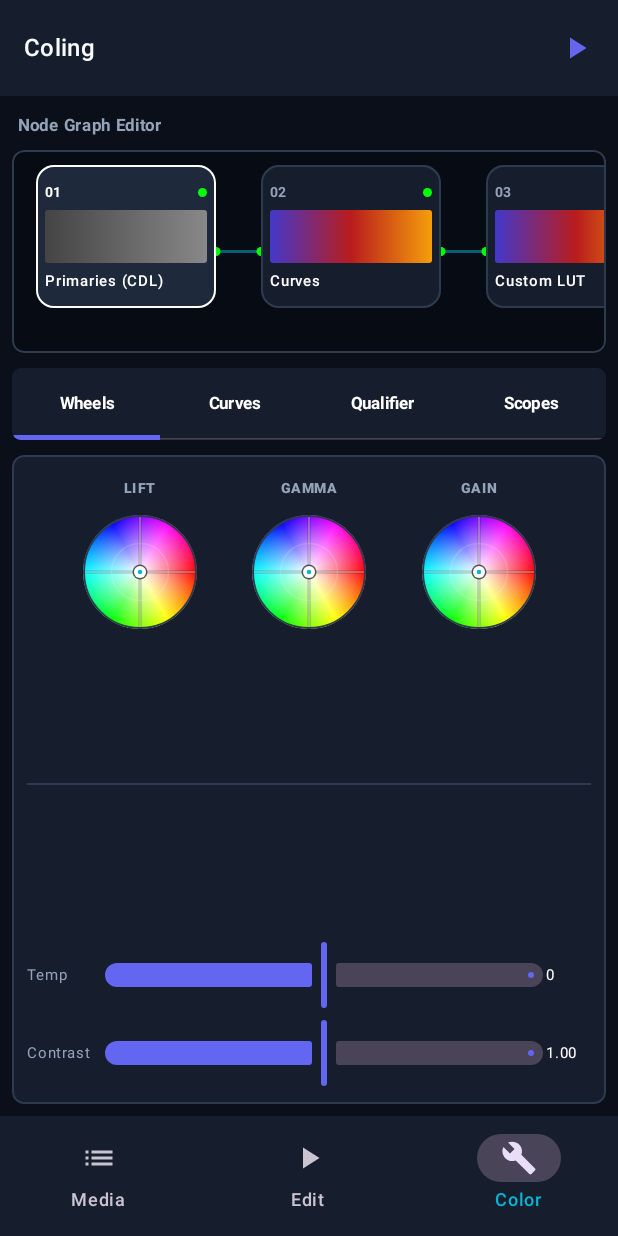
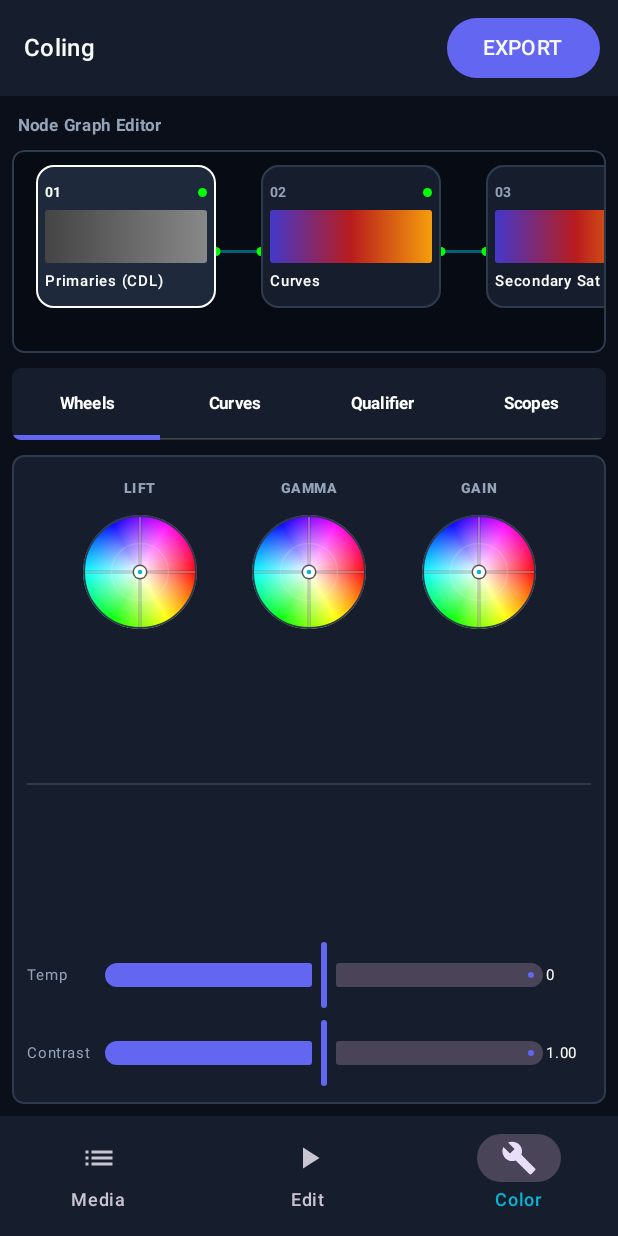
Before and after one commit to satyabratadey10-a11y/Coling, an Android app built with Jetpack Compose: the screen it shows after launch (MainActivity), item 3 of the bottom bar chosen, on a phone screen of 412 x 824 dp. Run offline under Robolectric (Android 15) with nearby library versions, the light colour scheme and no system bars; our stand-ins replace Room's generated code; libraries missing offline, so code that uses them is left out: com.arthenica.ffmpegkit.

Commit message:
Fix export button, improve extractThumbnail, and update node3 default name

```diff
--- a/app/src/main/java/com/example/coling/MainActivity.kt
+++ b/app/src/main/java/com/example/coling/MainActivity.kt
@@ -86,11 +86,13 @@ fun MainAppScreen(viewModel: ProjectViewModel = viewModel()) {
                         )
                     }
                     // Export action button
-                    IconButton(onClick = { showExportSheet = true }) {
-                        Icon(
-                            Icons.Default.PlayArrow,
-                            contentDescription = "Export project",
-                            tint = MaterialTheme.colorScheme.primary
+                    Button(
+                        onClick = { showExportSheet = true },
+                        modifier = Modifier.padding(end = 8.dp)
+                    ) {
+                        Text(
+                            text = "EXPORT",
+                            style = MaterialTheme.typography.labelLarge
                         )
                     }
                 },
--- a/app/src/main/java/com/example/coling/data/ProjectViewModel.kt
+++ b/app/src/main/java/com/example/coling/data/ProjectViewModel.kt
@@ -73,7 +73,7 @@ class ProjectViewModel(application: Application) : AndroidViewModel(application)
             val defaultNodes = listOf(
                 ColorNodeEntity("node1", projectId, 0, "Primaries (CDL)", "SERIAL", true, 0f, 0f, 0f, 0f, 0f, 0f),
                 ColorNodeEntity("node2", projectId, 1, "Curves", "SERIAL", true, 0f, 0f, 0f, 0f, 0f, 0f),
-                ColorNodeEntity("node3", projectId, 2, "Custom LUT", "SERIAL", false, 0f, 0f, 0f, 0f, 0f, 0f)
+                ColorNodeEntity("node3", projectId, 2, "Secondary Sat", "SERIAL", false, 0f, 0f, 0f, 0f, 0f, 0f)
             )
             colorNodeDao.insertNodes(defaultNodes)
             _colorNodes.value = defaultNodes
```
Also changed, not shown: app/src/main/java/com/example/coling/utils/FileUtils.kt (+25 -1 lines).
